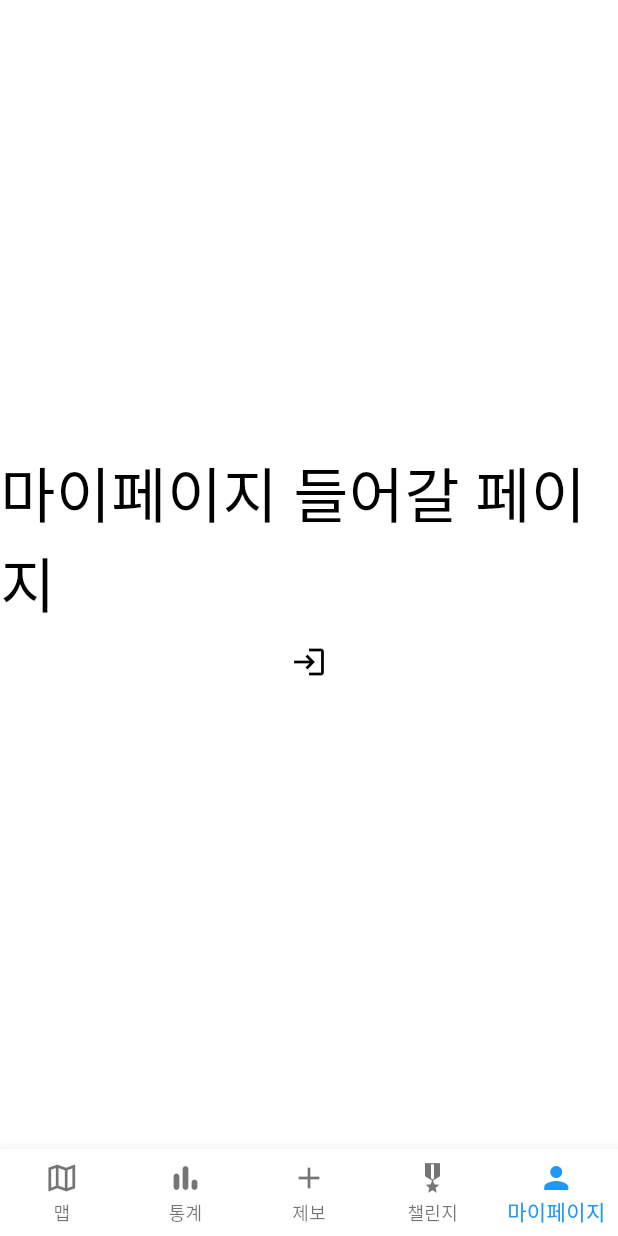
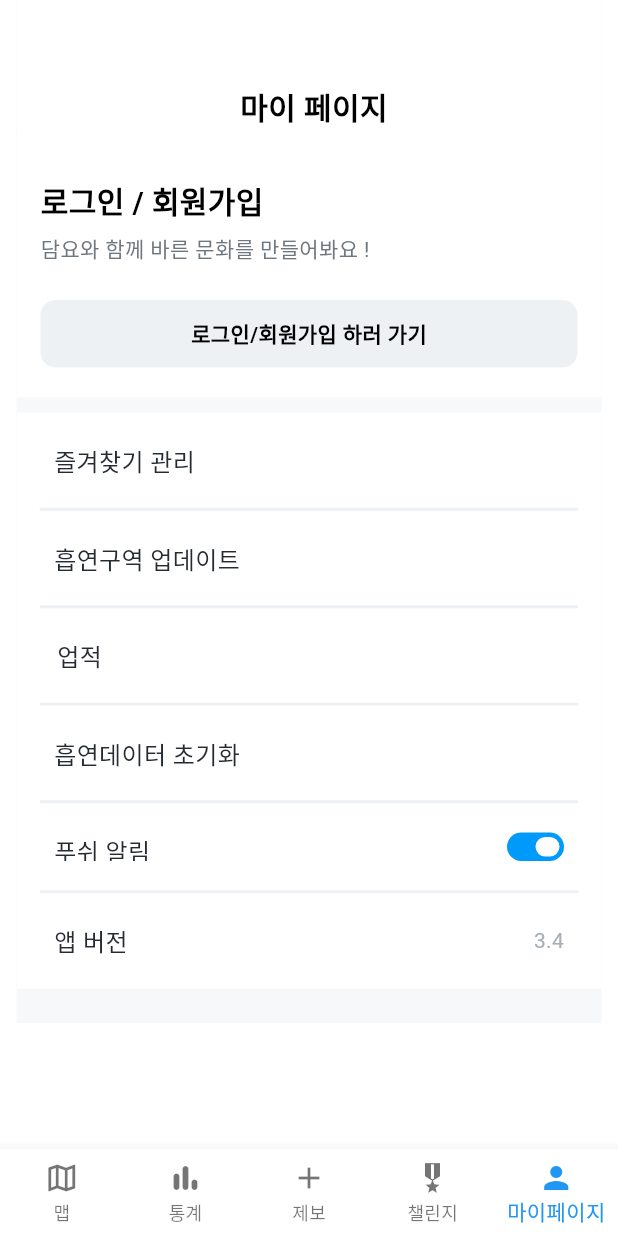
Before and after one commit to Alpha-Damyo/FE, a Flutter app: the screen it shows after launch, swiped to page 5, on a phone screen of 412 x 824 dp. Run offline on Flutter 3.47's test engine with Material 3 defaults, Android fonts, the phone set to English and light mode, and no system bars; our stand-ins replace flutter_rating_stars, flutter_secure_storage, geolocator, go_router, google_sign_in, image_picker and 2 more; missing offline and left inert: balloon_widget, bottom_drawer, dart:ffi, flutter_naver_login, flutter_naver_map, kakao_flutter_sdk_user; Roboto replaces fonts that are missing (Pretendard, pretendard); project files that could hold a hidden picture were left out.

Commit message:
#29 mypageScreen 오류 수정

```diff
--- a/lib/screens/home/mypage/mypage_screen.dart
+++ b/lib/screens/home/mypage/mypage_screen.dart
@@ -1,30 +1,4 @@
 import 'package:flutter/material.dart';
-import 'package:go_router/go_router.dart';
-
-class MypageScreen extends StatelessWidget {
-  const MypageScreen({super.key});
-
-  @override
-  Widget build(BuildContext context) {
-    return Column(
-      mainAxisAlignment: MainAxisAlignment.center,
-      children: [
-        const Text(
-          '마이페이지 들어갈 페이지',
-          style: TextStyle(
-            fontSize: 40,
-          ),
-        ),
-        IconButton(
-            onPressed: () {
-              context.push('/login');
-            },
-            icon: const Icon(Icons.login)),
-      ],
-    );
-  }
-}
-/*import 'package:flutter/material.dart';
 import 'package:go_router/go_router.dart';
 
 class MypageScreen extends StatefulWidget {
@@ -449,4 +423,4 @@ class _MypageScreenState extends State<MypageScreen> {
       ],
     );
   }
-}*/
+}
```
